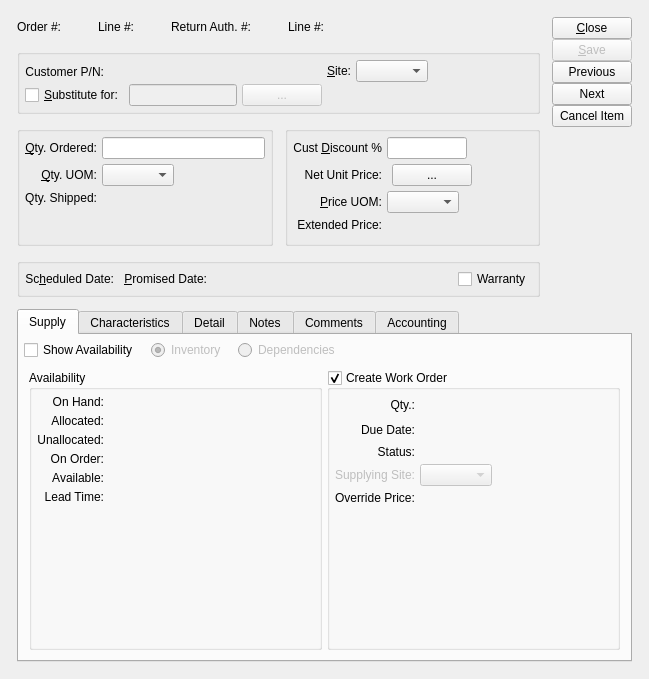
Old version of the form xtuple/trunk/guiclient/salesOrderItem.ui in the repository WooodHead/xtuple.
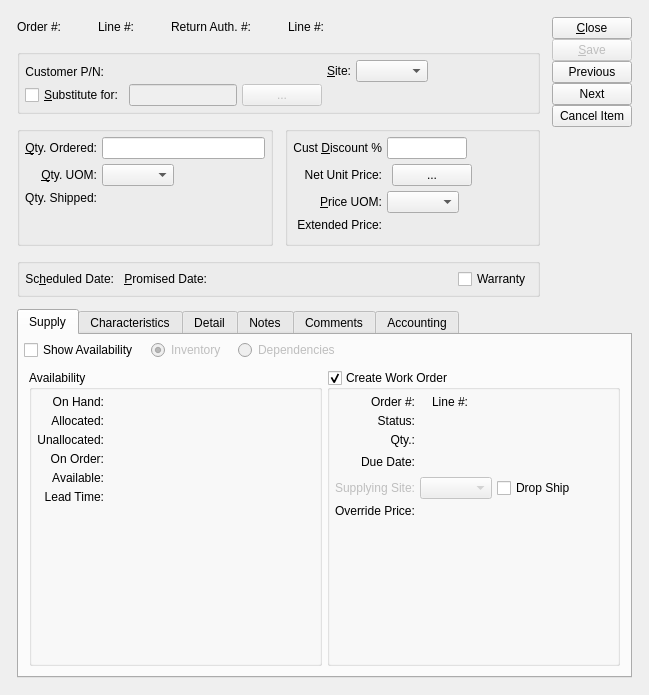
New version of the form. Custom widgets are drawn as their Qt base class.

Commit message: issue #9062:  UI changes to support Drop Ship Purchasing.  Commented out code that would break compile until it is re-written.

```diff
--- a/xtuple/trunk/guiclient/salesOrderItem.ui
+++ b/xtuple/trunk/guiclient/salesOrderItem.ui
@@ -14,7 +14,7 @@
     <x>0</x>
     <y>0</y>
     <width>649</width>
-    <height>679</height>
+    <height>695</height>
    </rect>
   </property>
   <property name="sizePolicy">
@@ -26,7 +26,7 @@
   <property name="windowTitle">
    <string>Sales Order Item</string>
   </property>
-  <layout class="QGridLayout">
+  <layout class="QGridLayout" name="gridLayout">
    <item row="0" column="0">
     <layout class="QGridLayout">
      <property name="margin">
@@ -1092,7 +1092,7 @@
                      <layout class="QVBoxLayout">
                       <item>
                        <layout class="QGridLayout">
-                        <item row="0" column="0">
+                        <item row="2" column="0">
                          <widget class="QLabel" name="_orderQtyLit">
                           <property name="text">
                            <string>Qty.:</string>
@@ -1105,21 +1105,89 @@
                           </property>
                          </widget>
                         </item>
+                        <item row="0" column="0">
+                         <widget class="QLabel" name="_orderLit">
+                          <property name="text">
+                           <string>Order #:</string>
+                          </property>
+                          <property name="alignment">
+                           <set>Qt::AlignRight|Qt::AlignTrailing|Qt::AlignVCenter</set>
+                          </property>
+                         </widget>
+                        </item>
                         <item row="0" column="1">
+                         <layout class="QHBoxLayout" name="_2">
+                          <item>
+                           <widget class="XLabel" name="_order">
+                            <property name="maximumSize">
+                             <size>
+                              <width>80</width>
+                              <height>32767</height>
+                             </size>
+                            </property>
+                            <property name="alignment">
+                             <set>Qt::AlignRight|Qt::AlignTrailing|Qt::AlignVCenter</set>
+                            </property>
+                           </widget>
+                          </item>
+                          <item>
+                           <widget class="QLabel" name="_orderLineLit">
+                            <property name="text">
+                             <string>Line #:</string>
+                            </property>
+                            <property name="alignment">
+                             <set>Qt::AlignRight|Qt::AlignTrailing|Qt::AlignVCenter</set>
+                            </property>
+                           </widget>
+                          </item>
+                          <item>
+                           <widget class="XLabel" name="_orderLine">
+                            <property name="maximumSize">
+                             <size>
+                              <width>80</width>
+                              <height>32767</height>
+                             </size>
+                            </property>
+                            <property name="alignment">
+                             <set>Qt::AlignRight|Qt::AlignTrailing|Qt::AlignVCenter</set>
+                            </property>
+                           </widget>
+                          </item>
+                          <item>
+                           <spacer>
+                            <property name="orientation">
+                             <enum>Qt::Horizontal</enum>
+                            </property>
+                            <property name="sizeHint" stdset="0">
+                             <size>
+                              <width>0</width>
+                              <height>0</height>
+                             </size>
+                            </property>
+                           </spacer>
+                          </item>
+                         </layout>
+                        </item>
+                        <item row="2" column="1">
                          <layout class="QHBoxLayout">
                           <item>
                            <widget class="XLabel" name="_orderQty">
-                            <property name="maximumSize">
-                             <size>
-                              <width>80</width>
-                              <height>32767</height>
-                             </size>
-                            </property>
                             <property name="alignment">
                              <set>Qt::AlignRight|Qt::AlignTrailing|Qt::AlignVCenter</set>
                             </property>
                            </widget>
                           </item>
+                         </layout>
+                        </item>
+                        <item row="3" column="1">
+                         <layout class="QHBoxLayout">
+                          <item>
+                           <widget class="DLineEdit" name="_orderDueDate">
+                            <property name="enabled">
+                             <bool>false</bool>
+                            </property>
+                           </widget>
+                          </item>
                           <item>
                            <spacer>
                             <property name="orientation">
@@ -1135,7 +1203,7 @@
                           </item>
                          </layout>
                         </item>
-                        <item row="1" column="0">
+                        <item row="3" column="0">
                          <widget class="QLabel" name="_orderDueDateLit">
                           <property name="text">
                            <string>Due Date:</string>
@@ -1148,31 +1216,7 @@
                           </property>
                          </widget>
                         </item>
-                        <item row="1" column="1">
-                         <layout class="QHBoxLayout">
-                          <item>
-                           <widget class="DLineEdit" name="_orderDueDate">
-                            <property name="enabled">
-                             <bool>false</bool>
-                            </property>
-                           </widget>
-                          </item>
-                          <item>
-                           <spacer>
-                            <property name="orientation">
-                             <enum>Qt::Horizontal</enum>
-                            </property>
-                            <property name="sizeHint" stdset="0">
-                             <size>
-                              <width>0</width>
-                              <height>20</height>
-                             </size>
-                            </property>
-                           </spacer>
-                          </item>
-                         </layout>
-                        </item>
-                        <item row="2" column="0">
+                        <item row="1" column="0">
                          <widget class="QLabel" name="_orderStatusLit">
                           <property name="text">
                            <string>Status:</string>
@@ -1182,7 +1226,7 @@
                           </property>
                          </widget>
                         </item>
-                        <item row="2" column="1">
+                        <item row="1" column="1">
                          <widget class="QLabel" name="_orderStatus">
                           <property name="sizePolicy">
                            <sizepolicy hsizetype="Expanding" vsizetype="Preferred">
@@ -1195,7 +1239,7 @@
                           </property>
                          </widget>
                         </item>
-                        <item row="3" column="0">
+                        <item row="4" column="0">
                          <widget class="QLabel" name="_supplyWarehouseLit">
                           <property name="enabled">
                            <bool>false</bool>
@@ -1211,7 +1255,7 @@
                           </property>
                          </widget>
                         </item>
-                        <item row="3" column="1">
+                        <item row="4" column="1">
                          <layout class="QHBoxLayout">
                           <item>
                            <widget class="WComboBox" name="_supplyWarehouse">
@@ -1223,6 +1267,13 @@
                             </property>
                            </widget>
                           </item>
+                          <item>
+                           <widget class="QCheckBox" name="checkBox">
+                            <property name="text">
+                             <string>Drop Ship</string>
+                            </property>
+                           </widget>
+                          </item>
                           <item>
                            <spacer>
                             <property name="orientation">
@@ -1238,7 +1289,7 @@
                           </item>
                          </layout>
                         </item>
-                        <item row="4" column="0">
+                        <item row="5" column="0">
                          <widget class="QLabel" name="_overridePoPriceLit">
                           <property name="text">
                            <string>Override Price:</string>
@@ -1248,7 +1299,7 @@
                           </property>
                          </widget>
                         </item>
-                        <item row="4" column="1">
+                        <item row="5" column="1">
                          <widget class="CurrCluster" name="_overridePoPrice">
                           <property name="format">
                            <enum>CurrDisplay::Cost</enum>
```
Left out of the diff: 1 changed line with no effect on the pictures. The commit also changes 11 other files.
